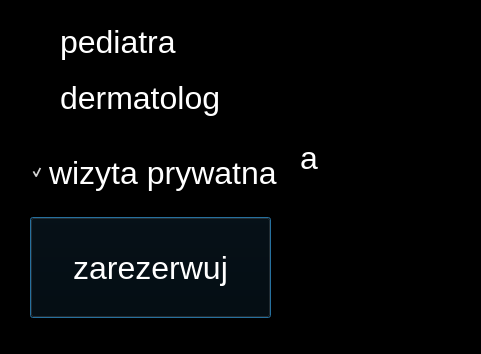
This is layout.ui in ThisIsIgi/pyqtsprawdzian as Qt 5 draws it before an edit; both pictures show x 0 to 481 and y 233 to 587 of the 481 by 587 pixel window. The edited form follows.
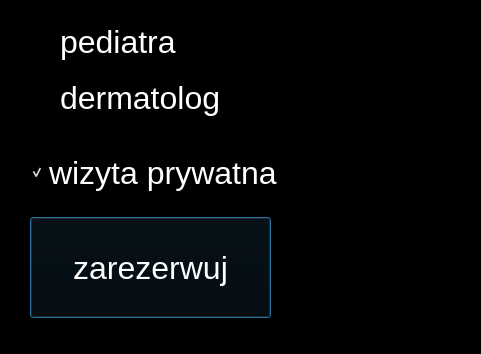
This is the edited form.

Commit message: delataing letter A

Patch:
```diff
--- a/layout.ui
+++ b/layout.ui
@@ -111,7 +111,7 @@
     <string notr="true">color: rgb(255, 255, 255);</string>
    </property>
    <property name="text">
-    <string>a</string>
+    <string></string>
    </property>
   </widget>
   <widget class="QWidget" name="">
```
